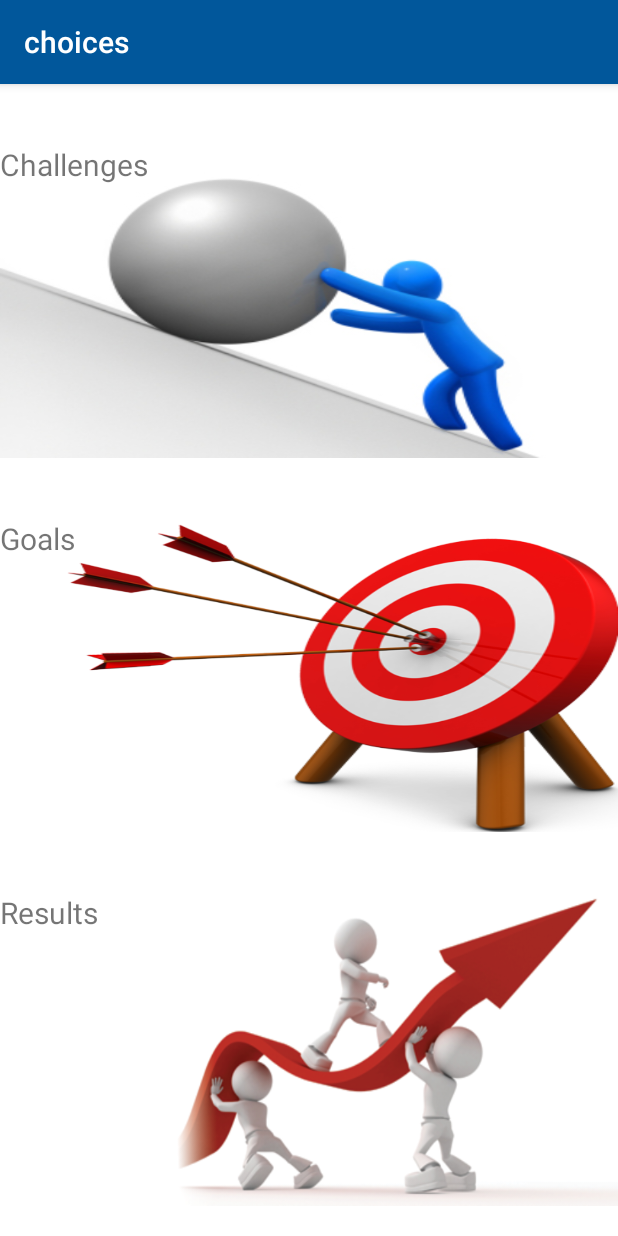
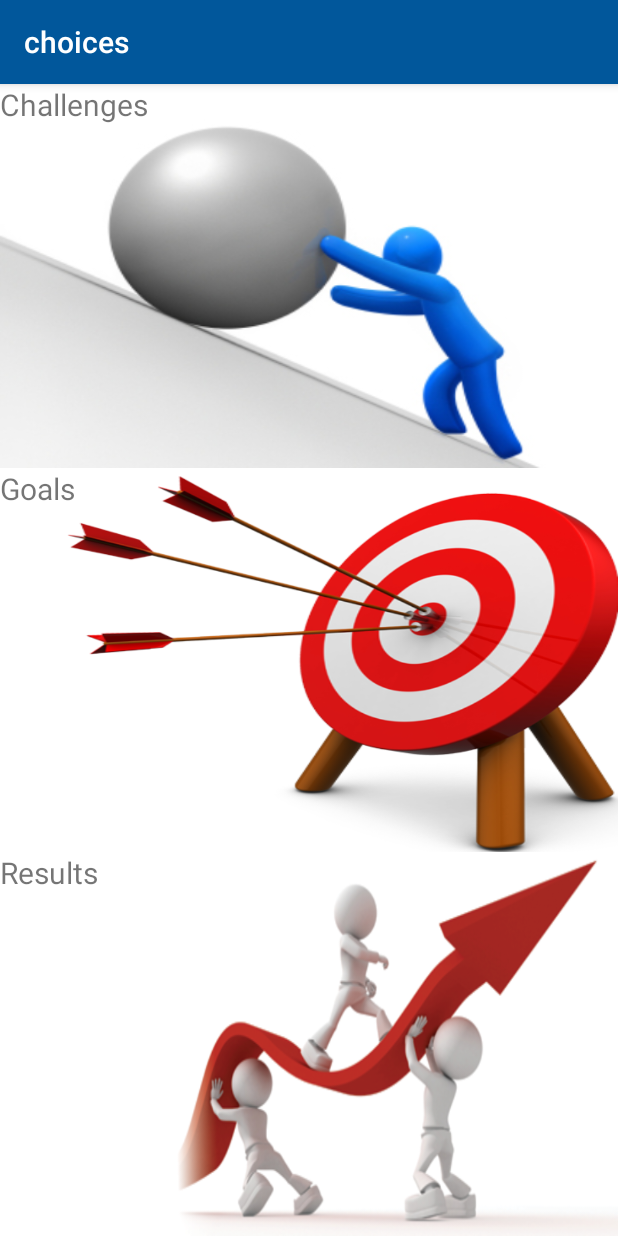
Before and after one commit to keerthivarumbudy/FitnessChallenge-master, an Android app: the Choices screen opened directly, with no data from a screen before it, on a phone screen of 412 x 824 dp. Run offline under Robolectric (Android 15) with nearby library versions, the phone set to English and light mode, and no system bars.

Commit message:
results update

```diff
--- a/app/src/main/res/layout/choices.xml
+++ b/app/src/main/res/layout/choices.xml
@@ -13,8 +13,7 @@
 
         android:layout_gravity="center_horizontal"
         android:textSize="20sp"
-        android:layout_marginTop="40dp"
-        android:layout_marginBottom="20dp"
+
         android:layout_weight="1"
         android:id="@+id/challenges"
         android:background="@drawable/challenge"/>
@@ -27,8 +26,7 @@
 
         android:layout_gravity="center_horizontal"
         android:textSize="20sp"
-        android:layout_marginTop="20dp"
-        android:layout_marginBottom="20dp"
+
         android:layout_weight="1"
         android:id="@+id/goals"
         android:background="@drawable/goals"/>
@@ -40,8 +38,6 @@
 
         android:layout_gravity="center_horizontal"
         android:textSize="20sp"
-        android:layout_marginTop="20dp"
-        android:layout_marginBottom="20dp"
         android:layout_weight="1"
         android:id="@+id/results"
         android:background="@drawable/results"/>
```
